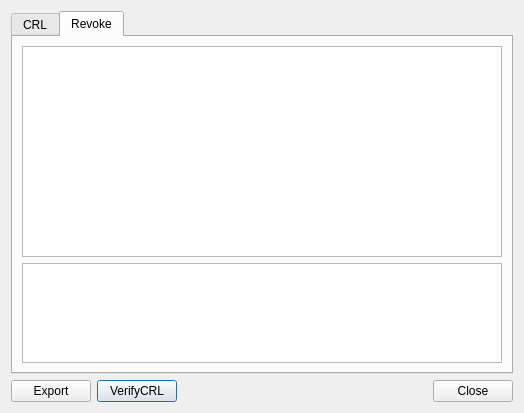
Qt form CertMan/crl_info_dlg.ui (jykim74/CertMan) before a commit.
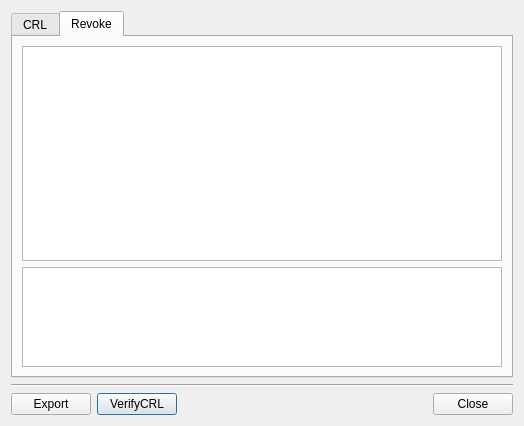
The same form after that commit.

```diff
--- a/CertMan/crl_info_dlg.ui
+++ b/CertMan/crl_info_dlg.ui
@@ -7,14 +7,14 @@
     <x>0</x>
     <y>0</y>
     <width>524</width>
-    <height>413</height>
+    <height>426</height>
    </rect>
   </property>
   <property name="windowTitle">
    <string>CRL information</string>
   </property>
-  <layout class="QGridLayout" name="gridLayout">
-   <item row="0" column="0" colspan="2">
+  <layout class="QVBoxLayout" name="verticalLayout_3">
+   <item>
     <widget class="QTabWidget" name="tabWidget">
      <property name="minimumSize">
       <size>
@@ -124,7 +124,14 @@
      </widget>
     </widget>
    </item>
-   <item row="1" column="0" colspan="2">
+   <item>
+    <widget class="Line" name="line">
+     <property name="orientation">
+      <enum>Qt::Horizontal</enum>
+     </property>
+    </widget>
+   </item>
+   <item>
     <layout class="QGridLayout" name="gridLayout_2">
      <property name="topMargin">
       <number>0</number>
```
